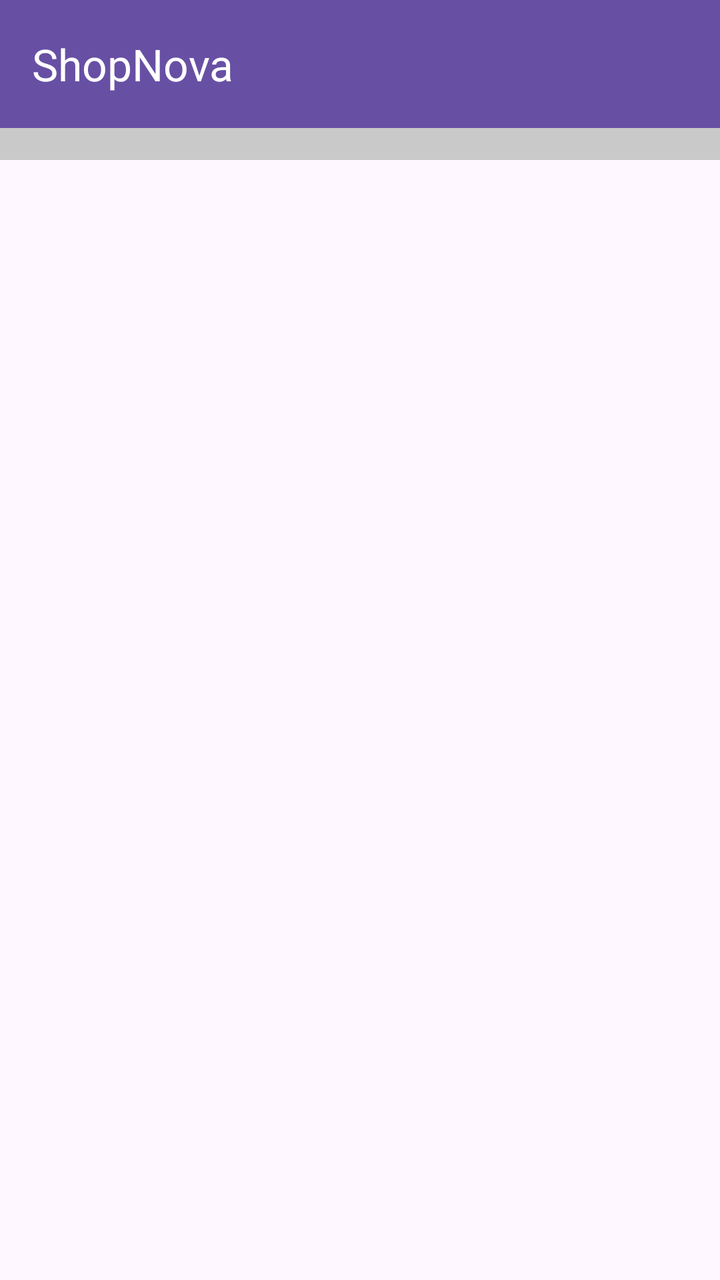
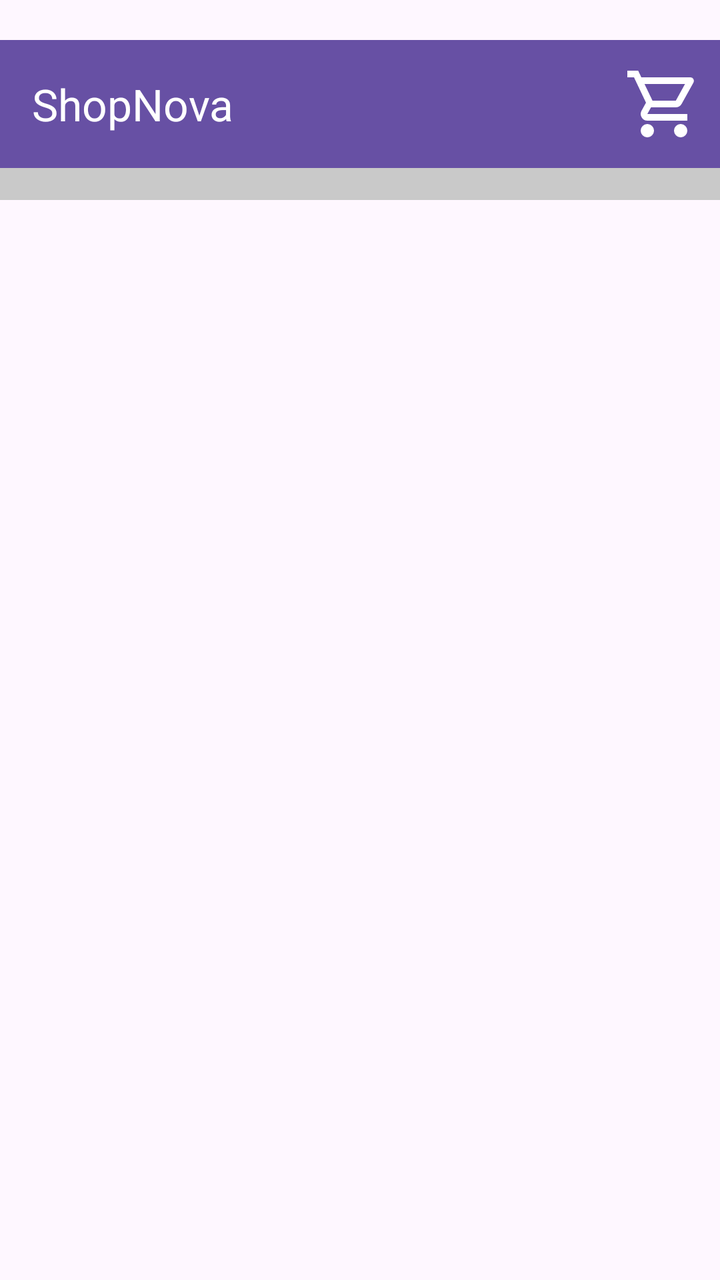

Screens rendered from an Android XML layout before and after an edit, with the pre-edit source and the edit as a unified diff.
<!-- AndroidManifest.xml: application theme Theme.ShopNova -->
<!-- res/layout/activity_category_rv.xml -->
<?xml version="1.0" encoding="utf-8"?>
<androidx.constraintlayout.widget.ConstraintLayout
    xmlns:android="http://schemas.android.com/apk/res/android"
    xmlns:app="http://schemas.android.com/apk/res-auto"

    android:layout_width="match_parent"
    android:layout_height="match_parent">

    <androidx.appcompat.widget.Toolbar
        android:id="@+id/toolbar"
        android:layout_width="match_parent"
        android:layout_height="wrap_content"
        android:background="?attr/colorPrimary"
        app:layout_constraintEnd_toEndOf="parent"
        app:layout_constraintStart_toStartOf="parent"
        app:layout_constraintTop_toTopOf="parent"
        app:title="@string/app_name"
        app:titleTextColor="@android:color/white" />

    <ProgressBar android:id="@+id/pb"
        android:layout_width="wrap_content"
        android:layout_height="wrap_content"
        app:layout_constraintStart_toStartOf="parent"
        app:layout_constraintEnd_toEndOf="parent"
        app:layout_constraintBottom_toBottomOf="parent"
        app:layout_constraintTop_toTopOf="parent"
        android:visibility="gone" />


    <androidx.recyclerview.widget.RecyclerView
        android:id="@+id/rv_category"
        android:layout_width="0dp"
        android:layout_height="wrap_content"
        android:padding="8dp"
        android:clipToPadding="false"
        android:scrollbars="horizontal"
        app:layout_constraintEnd_toEndOf="parent"
        app:layout_constraintStart_toStartOf="parent"
        app:layout_constraintTop_toBottomOf="@id/toolbar"
        android:orientation="horizontal"
        android:background="#C9C9C9"

     />

    <androidx.recyclerview.widget.RecyclerView
        android:id="@+id/rv_Product"
        android:layout_width="0dp"
        android:layout_height="wrap_content"
        android:padding="8dp"
        android:clipToPadding="false"
        android:scrollbars="horizontal"
        app:layout_constraintEnd_toEndOf="parent"
        app:layout_constraintStart_toStartOf="parent"
        app:layout_constraintTop_toBottomOf="@id/rv_category"
        android:orientation="horizontal"

        />
</androidx.constraintlayout.widget.ConstraintLayout>
<!-- resources referenced by this layout -->
<resources>
  <string name="app_name">ShopNova</string>
  <style name="Theme.ShopNova" parent="Base.Theme.ShopNova" />
  <style name="Base.Theme.ShopNova" parent="Theme.Material3.DayNight.NoActionBar">
          
          
      </style>
</resources>

<!-- the commit's change to res/layout/activity_category_rv.xml (unified diff, before → after) -->
@@ -8,6 +8,7 @@
 
     <androidx.appcompat.widget.Toolbar
         android:id="@+id/toolbar"
+        android:layout_marginTop="20dp"
         android:layout_width="match_parent"
         android:layout_height="wrap_content"
         android:background="?attr/colorPrimary"
@@ -15,8 +16,20 @@
         app:layout_constraintStart_toStartOf="parent"
         app:layout_constraintTop_toTopOf="parent"
         app:title="@string/app_name"
-        app:titleTextColor="@android:color/white" />
+        app:titleTextColor="@android:color/white" >
 
+    <ImageView
+        android:id="@+id/imageCart"
+        android:layout_width="40dp"
+        android:layout_height="40dp"
+        android:layout_gravity="end|center_vertical"
+        android:layout_marginEnd="8dp"
+        android:src="@drawable/ic_cart"
+
+        android:scaleType="fitCenter"
+        android:contentDescription="Toolbar image" />
+
+</androidx.appcompat.widget.Toolbar>
     <ProgressBar android:id="@+id/pb"
         android:layout_width="wrap_content"
         android:layout_height="wrap_content"
<!-- resource entries referenced after the edit -->
@@ -1,5 +1,15 @@
 <!-- resources referenced by this layout -->
 <resources>
+  <!-- drawable ic_cart (drawable) -->
+  <vector xmlns:android="http://schemas.android.com/apk/res/android"
+      android:width="24dp"
+      android:height="24dp"
+      android:viewportWidth="960"
+      android:viewportHeight="960">
+    <path
+        android:pathData="M223.5,856.5Q200,833 200,800t23.5,-56.5Q247,720 280,720t56.5,23.5Q360,767 360,800t-23.5,56.5Q313,880 280,880t-56.5,-23.5ZM623.5,856.5Q600,833 600,800t23.5,-56.5Q647,720 680,720t56.5,23.5Q760,767 760,800t-23.5,56.5Q713,880 680,880t-56.5,-23.5ZM246,240l96,200h280l110,-200L246,240ZM208,160h590q23,0 35,20.5t1,41.5L692,478q-11,20 -29.5,31T622,520L324,520l-44,80h480v80L280,680q-45,0 -68,-39.5t-2,-78.5l54,-98 -144,-304L40,160v-80h130l38,80ZM342,440h280,-280Z"
+        android:fillColor="#ffffff"/>
+  </vector>
   <string name="app_name">ShopNova</string>
   <style name="Theme.ShopNova" parent="Base.Theme.ShopNova" />
   <style name="Base.Theme.ShopNova" parent="Theme.Material3.DayNight.NoActionBar">
